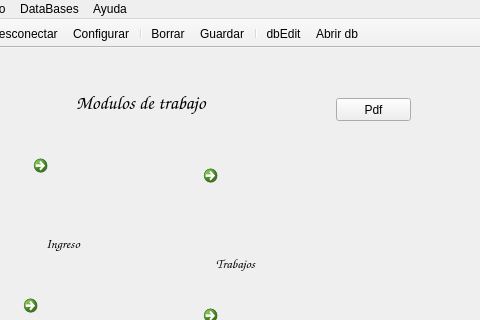
Old version of the form mainwindow.ui in the repository Matias2178/Sistema_Postventa; both pictures show x 94 to 574 and y 0 to 320 of the 574 by 510 pixel window.
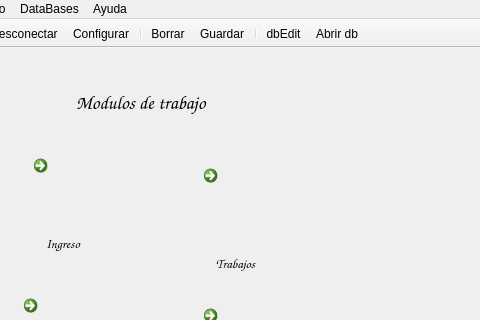
New version of the form. Icons and pictures are not drawn.

Patch:
```diff
--- a/mainwindow.ui
+++ b/mainwindow.ui
@@ -221,19 +221,6 @@
      <string>Busqueda</string>
     </property>
    </widget>
-   <widget class="QPushButton" name="Pdf">
-    <property name="geometry">
-     <rect>
-      <x>430</x>
-      <y>50</y>
-      <width>75</width>
-      <height>23</height>
-     </rect>
-    </property>
-    <property name="text">
-     <string>Pdf</string>
-    </property>
-   </widget>
   </widget>
   <widget class="QMenuBar" name="menuBar">
    <property name="geometry">
```
